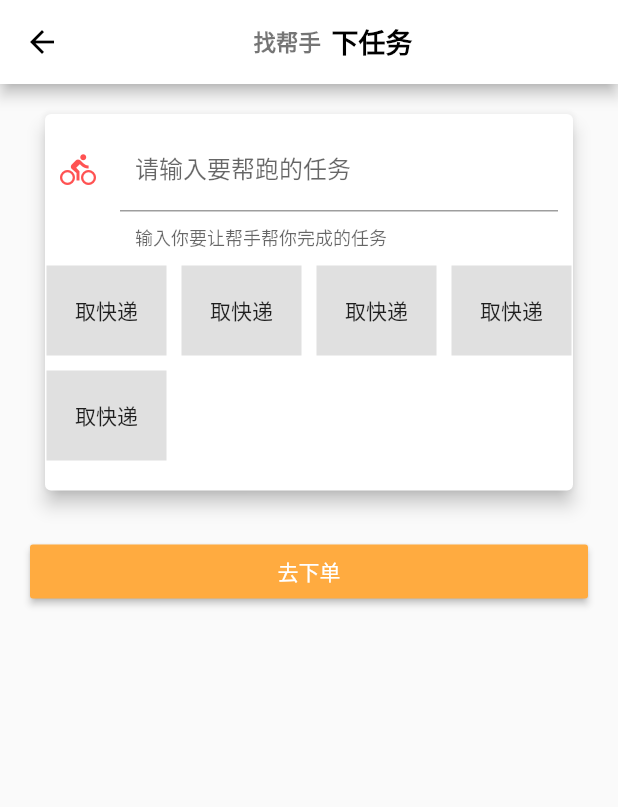
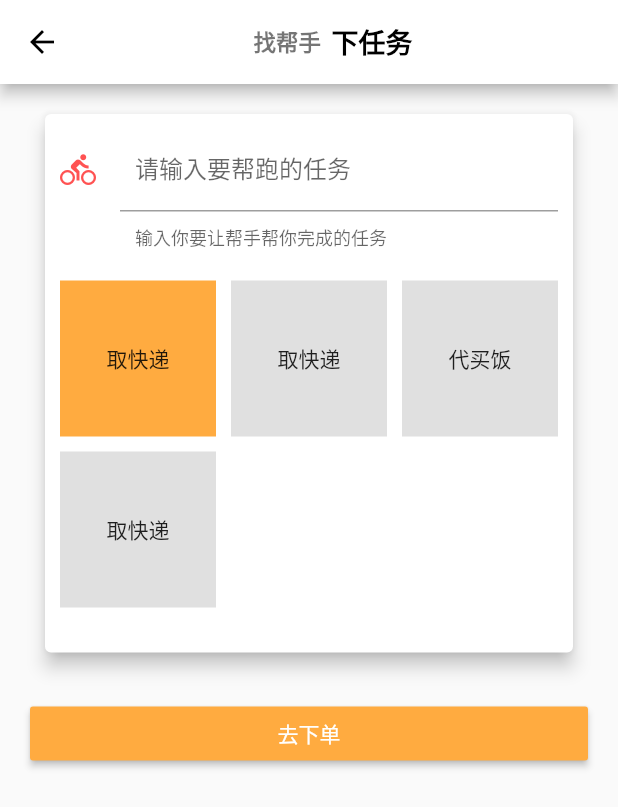
Before and after one commit to xiedong11/zsqy-module-flutter, a Flutter app: the screen it shows after launch, after a tap on "下任务", on a phone screen of 412 x 824 dp. Shown: the top 807 px of the screen. Run offline on Flutter 3.47's test engine with Material 2 defaults, Android fonts, the phone set to English and light mode, and no system bars; missing offline and left inert: flutter_statusbarcolor.

Commit message:
调整下单页UI布局

```diff
--- a/lib/pages/make_order.dart
+++ b/lib/pages/make_order.dart
@@ -1,4 +1,6 @@
 import 'package:flutter/material.dart';
+
+int type = 0;
 
 class MakeOrder extends StatefulWidget {
   @override
@@ -6,6 +8,14 @@ class MakeOrder extends StatefulWidget {
 }
 
 class PageState extends State<MakeOrder> {
+  TextEditingController _editingController = TextEditingController();
+  static List<TypeItemEntity> _typeList = [
+    TypeItemEntity("取快递", 0),
+    TypeItemEntity("取快递", 1),
+    TypeItemEntity("代买饭", 2),
+    TypeItemEntity("取快递", 3),
+  ];
+
   @override
   Widget build(BuildContext context) {
     return ListView(
@@ -19,6 +29,7 @@ class PageState extends State<MakeOrder> {
               Padding(
                 padding: EdgeInsets.all(10.0),
                 child: TextField(
+                  controller: _editingController,
                   keyboardType: TextInputType.number,
                   decoration: new InputDecoration(
                       contentPadding: const EdgeInsets.all(10.0),
@@ -29,59 +40,7 @@ class PageState extends State<MakeOrder> {
                   onChanged: (String str) {},
                 ),
               ),
-              Wrap(
-                spacing: 10.0,
-                runSpacing: 10.0,
-                direction: Axis.horizontal,
-                alignment: WrapAlignment.start,
-                children: <Widget>[
-                  Container(
-                    width: 80.0,
-                    height: 60.0,
-                    alignment: Alignment.center,
-                    decoration: BoxDecoration(color: Colors.black12),
-                    child: GestureDetector(
-                      child: Text("取快递"),
-                    ),
-                  ),
-                  Container(
-                    width: 80.0,
-                    height: 60.0,
-                    alignment: Alignment.center,
-                    decoration: BoxDecoration(color: Colors.black12),
-                    child: GestureDetector(
-                      child: Text("取快递"),
-                    ),
-                  ),
-                  Container(
-                    width: 80.0,
-                    height: 60.0,
-                    alignment: Alignment.center,
-                    decoration: BoxDecoration(color: Colors.black12),
-                    child: GestureDetector(
-                      child: Text("取快递"),
-                    ),
-                  ),
-                  Container(
-                    width: 80.0,
-                    height: 60.0,
-                    alignment: Alignment.center,
-                    decoration: BoxDecoration(color: Colors.black12),
-                    child: GestureDetector(
-                      child: Text("取快递"),
-                    ),
-                  ),
-                  Container(
-                    width: 80.0,
-                    height: 60.0,
-                    alignment: Alignment.center,
-                    decoration: BoxDecoration(color: Colors.black12),
-                    child: GestureDetector(
-                      child: Text("取快递"),
-                    ),
-                  ),
-                ],
-              ),
+              _typeWidgetContainer,
               SizedBox(height: 20.0)
             ],
           ),
@@ -89,7 +48,9 @@ class PageState extends State<MakeOrder> {
         SizedBox(height: 20),
         RaisedButton(
           color: Colors.orangeAccent,
-          onPressed: () {},
+          onPressed: () {
+            print(_editingController.text.toString() + '--------------');
+          },
           child: Text(
             "去下单",
             style: TextStyle(color: Colors.white),
@@ -98,4 +59,71 @@ class PageState extends State<MakeOrder> {
       ],
     );
   }
+
+  Widget _typeWidgetContainer = GridView.builder(
+    shrinkWrap: true,
+    padding: EdgeInsets.all(10.0),
+    gridDelegate: SliverGridDelegateWithFixedCrossAxisCount(
+      crossAxisCount: 3,
+      mainAxisSpacing: 10.0,
+      crossAxisSpacing: 10.0,
+    ),
+    itemBuilder: (BuildContext context, int index) {
+      return TypeItemWidget(_typeList[index]);
+    },
+    itemCount: _typeList.length,
+  );
 }
+
+class TypeItemEntity {
+  String title;
+  int index;
+
+  TypeItemEntity(this.title, this.index);
+}
+
+class TypeItemWidget extends StatefulWidget {
+  TypeItemEntity _typeItemEntity;
+
+  TypeItemWidget(this._typeItemEntity);
+
+  @override
+  State<StatefulWidget> createState() {
+    return TypeItemWidgetState();
+  }
+}
+
+class TypeItemWidgetState extends State<TypeItemWidget> {
+  var _selectedStyle = BoxDecoration(color: Colors.orangeAccent);
+  var _normalStyle = BoxDecoration(color: Colors.black12);
+  var _currentIndex = 0;
+
+  @override
+  void initState() {
+    super.initState();
+    _currentIndex = type;
+  }
+
+  @override
+  Widget build(BuildContext context) {
+    return GestureDetector(
+      child: Container(
+        width: 60.0,
+        height: 40.0,
+        alignment: Alignment.center,
+        decoration: widget._typeItemEntity.index == _currentIndex
+            ? _selectedStyle
+            : _normalStyle,
+        child: GestureDetector(
+          child: Text(widget._typeItemEntity.title),
+        ),
+      ),
+      onTap: () {
+        this.setState(() {
+          _currentIndex = widget._typeItemEntity.index;
+          print(type.toString() + "----------------------"+widget._typeItemEntity.index.toString());
+        });
+      },
+    );
+  }
+}
--- a/pubspec.yaml
+++ b/pubspec.yaml
@@ -24,6 +24,7 @@ dependencies:
   # Use with the CupertinoIcons class for iOS style icons.
   cupertino_icons: ^0.1.2
   flutter_statusbarcolor: any
+  data_plugin: ^0.0.9
 
 dev_dependencies:
   flutter_test:
```
Also changed, not shown: pubspec.lock.
